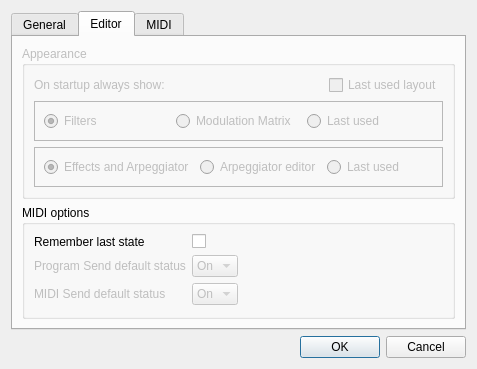
Above: bigglesworth/settings.ui from MaurizioB/Bigglesworth before the change. Below: the same form after it.
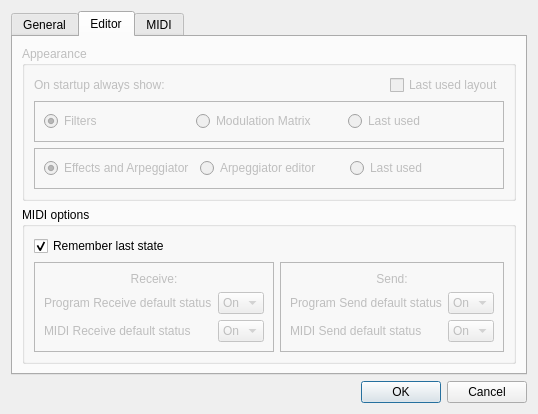
That is the form after the change. The open tabs and pages were chosen to show the change. Custom widgets are drawn as their Qt base class.

Commit message: Various widget fixes, MIDI receive options, layout Some widgets have received fixes, most of them regard Labels, which now allow icons beneath them. Also buttons have been fixed. It's now possible to enable or disable MIDI communication for both input and output; both of them can be enabled or disabled from the Editor window and have their status remembered according to their configuration in the settings dialog. Small fixes to the whole layout.

The edit to the form file:
```diff
--- a/bigglesworth/settings.ui
+++ b/bigglesworth/settings.ui
@@ -84,36 +84,42 @@
           <string>MIDI options</string>
          </property>
          <layout class="QGridLayout" name="gridLayout_6">
-          <item row="0" column="0">
+          <item row="1" column="1">
+           <widget class="QFrame" name="send_frame">
+            <property name="enabled">
+             <bool>false</bool>
+            </property>
+            <property name="frameShape">
+             <enum>QFrame::StyledPanel</enum>
+            </property>
+            <property name="frameShadow">
+             <enum>QFrame::Sunken</enum>
+            </property>
+            <layout class="QVBoxLayout" name="verticalLayout_3">
+             <item>
+              <widget class="QLabel" name="label_2">
+               <property name="text">
+                <string>Send:</string>
+               </property>
+               <property name="alignment">
+                <set>Qt::AlignCenter</set>
+               </property>
+              </widget>
+             </item>
+             <item>
            <layout class="QFormLayout" name="formLayout_3">
             <property name="fieldGrowthPolicy">
              <enum>QFormLayout::ExpandingFieldsGrow</enum>
             </property>
             <item row="0" column="0">
-             <widget class="QLabel" name="rememberLastStateLabel">
-              <property name="text">
-               <string>Remember last state</string>
-              </property>
-             </widget>
-            </item>
-            <item row="0" column="1">
-             <widget class="QCheckBox" name="editor_remember_chk"/>
-            </item>
-            <item row="1" column="0">
              <widget class="QLabel" name="programSendStatusLabel">
-              <property name="enabled">
-               <bool>false</bool>
-              </property>
               <property name="text">
                <string>Program Send default status</string>
               </property>
              </widget>
             </item>
-            <item row="1" column="1">
+               <item row="0" column="1">
              <widget class="QComboBox" name="editor_pgm_send_combo">
-              <property name="enabled">
-               <bool>false</bool>
-              </property>
               <property name="currentIndex">
                <number>1</number>
               </property>
@@ -129,21 +135,71 @@
               </item>
              </widget>
             </item>
-            <item row="2" column="0">
+               <item row="1" column="0">
              <widget class="QLabel" name="mIDISendDefaultStatusLabel">
-              <property name="enabled">
-               <bool>false</bool>
-              </property>
               <property name="text">
                <string>MIDI Send default status</string>
               </property>
              </widget>
             </item>
-            <item row="2" column="1">
+               <item row="1" column="1">
              <widget class="KComboBox" name="editor_midi_send_combo">
+                 <property name="currentIndex">
+                  <number>1</number>
+                 </property>
+                 <item>
+                  <property name="text">
+                   <string>Off</string>
+                  </property>
+                 </item>
+                 <item>
+                  <property name="text">
+                   <string>On</string>
+                  </property>
+                 </item>
+                </widget>
+               </item>
+              </layout>
+             </item>
+            </layout>
+           </widget>
+          </item>
+          <item row="1" column="0">
+           <widget class="QFrame" name="receive_frame">
               <property name="enabled">
                <bool>false</bool>
               </property>
+            <property name="frameShape">
+             <enum>QFrame::StyledPanel</enum>
+            </property>
+            <property name="frameShadow">
+             <enum>QFrame::Sunken</enum>
+            </property>
+            <layout class="QVBoxLayout" name="verticalLayout_4">
+             <item>
+              <widget class="QLabel" name="label_3">
+               <property name="text">
+                <string>Receive:</string>
+               </property>
+               <property name="alignment">
+                <set>Qt::AlignCenter</set>
+               </property>
+              </widget>
+             </item>
+             <item>
+              <layout class="QFormLayout" name="formLayout_7">
+               <property name="fieldGrowthPolicy">
+                <enum>QFormLayout::ExpandingFieldsGrow</enum>
+               </property>
+               <item row="0" column="0">
+                <widget class="QLabel" name="programSendStatusLabel_2">
+                 <property name="text">
+                  <string>Program Receive default status</string>
+                 </property>
+                </widget>
+               </item>
+               <item row="0" column="1">
+                <widget class="QComboBox" name="editor_pgm_receive_combo">
               <property name="currentIndex">
                <number>1</number>
               </property>
@@ -159,7 +215,44 @@
               </item>
              </widget>
             </item>
-           </layout>
+               <item row="1" column="0">
+                <widget class="QLabel" name="mIDISendDefaultStatusLabel_2">
+                 <property name="text">
+                  <string>MIDI Receive default status</string>
+                 </property>
+                </widget>
+               </item>
+               <item row="1" column="1">
+                <widget class="KComboBox" name="editor_midi_receive_combo">
+                 <property name="currentIndex">
+                  <number>1</number>
+                 </property>
+                 <item>
+                  <property name="text">
+                   <string>Off</string>
+                  </property>
+                 </item>
+                 <item>
+                  <property name="text">
+                   <string>On</string>
+                  </property>
+                 </item>
+                </widget>
+               </item>
+              </layout>
+             </item>
+            </layout>
+           </widget>
+          </item>
+          <item row="0" column="0" colspan="2">
+           <widget class="QCheckBox" name="editor_remember_chk">
+            <property name="text">
+             <string>Remember last state</string>
+            </property>
+            <property name="checked">
+             <bool>true</bool>
+            </property>
+           </widget>
           </item>
          </layout>
         </widget>
```
Left out of the diff: 57 changed lines with no effect on the pictures. Lines whose indentation alone changed are shown as unchanged. The commit also changes 6 other files.
